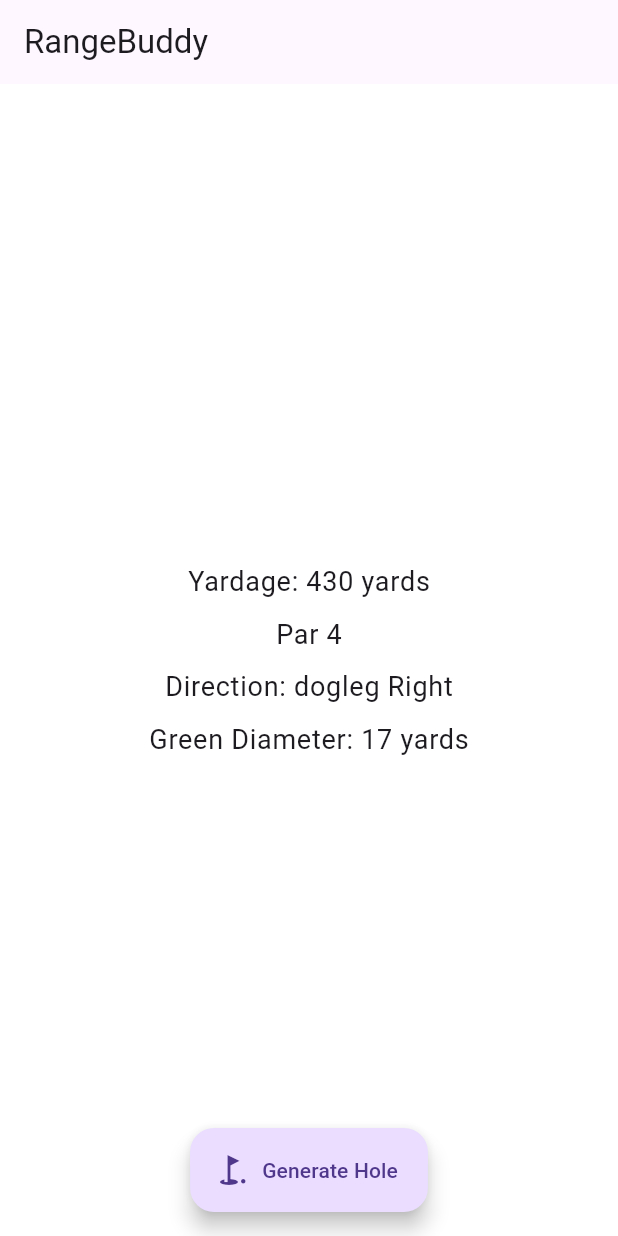
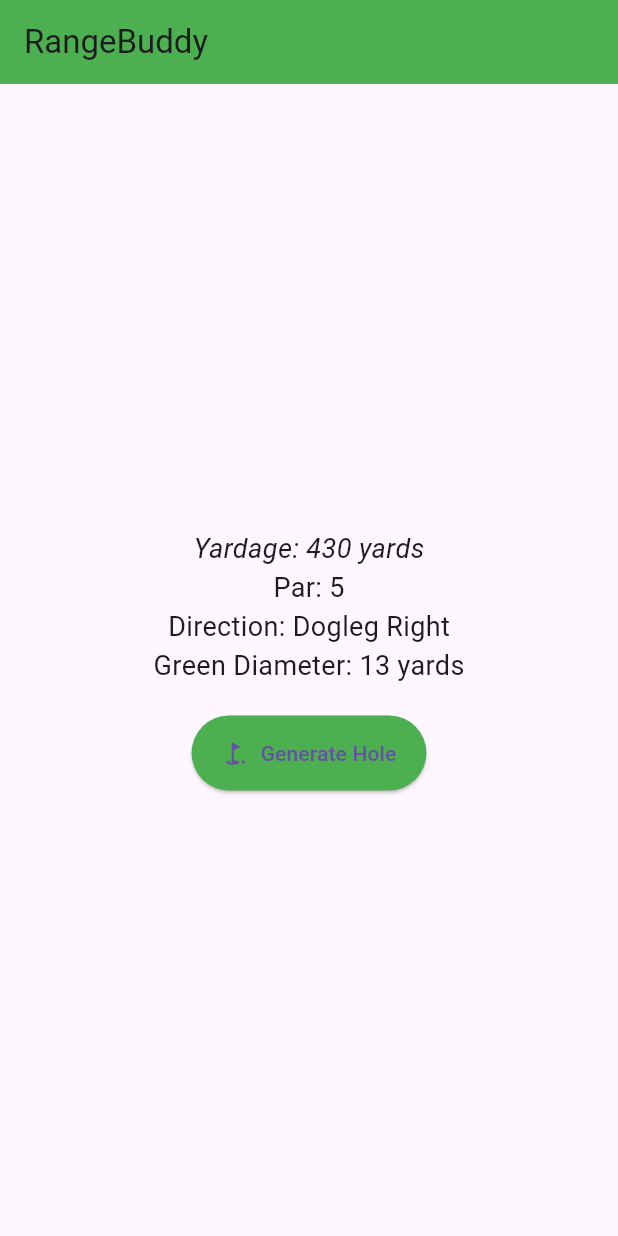
Before and after one commit to jadenkinney-cmyk/RangeBuddy, a Flutter app: the screen it shows after launch, after a tap on "Generate Hole", on a phone screen of 412 x 824 dp. Run offline on Flutter 3.47's test engine with Material 3 defaults, Android fonts, the phone set to English and light mode, and no system bars.

Commit message:
Add codemagic.yaml and update main.dart for iOS workflow

```diff
--- a/codemagic.yaml
+++ b/codemagic.yaml
@@ -20,4 +20,4 @@ workflows:
     publishing:
       email:
         recipients:
-          - jaden.kinney@gmail.com
+          - presidentjrk@icloud.com
--- a/lib/main.dart
+++ b/lib/main.dart
@@ -1,5 +1,5 @@
+import 'package:flutter/material.dart';
 import 'dart:math';
-import 'package:flutter/material.dart';
 
 void main() {
   runApp(const RangeBuddyApp());
@@ -14,11 +14,6 @@ class RangeBuddyApp extends StatelessWidget {
       title: 'RangeBuddy',
       theme: ThemeData(
         primarySwatch: Colors.green,
-        scaffoldBackgroundColor: Colors.white,
-        textTheme: const TextTheme(
-          headlineMedium: TextStyle(fontSize: 24, fontWeight: FontWeight.bold),
-          bodyLarge: TextStyle(fontSize: 18),
-        ),
       ),
       home: const HoleGeneratorScreen(),
     );
@@ -38,38 +33,13 @@ class _HoleGeneratorScreenState extends State<HoleGeneratorScreen> {
   String direction = '';
   String greenDiameter = '';
 
-  final Random random = Random();
-
   void generateHole() {
-    // Generate yardage: 130-550 inclusive
-    int newYardage = random.nextInt(421) + 130; // 550 - 130 + 1 = 421
-
-    // Determine par based on yardage
-    String newPar = '';
-    if (newYardage >= 130 && newYardage <= 200) {
-      newPar = '3';
-    } else if (newYardage >= 201 && newYardage <= 239) {
-      newPar = random.nextBool() ? '3' : '4';
-    } else if (newYardage >= 240 && newYardage <= 439) {
-      newPar = '4';
-    } else if (newYardage >= 440 && newYardage <= 459) {
-      newPar = random.nextBool() ? '4' : '5';
-    } else if (newYardage >= 460 && newYardage <= 550) {
-      newPar = '5';
-    }
-
-    // Generate direction
-    List<String> directions = ['dogleg Left', 'Straight', 'dogleg Right'];
-    String newDirection = directions[random.nextInt(directions.length)];
-
-    // Generate green diameter: 10-20 inclusive
-    int newGreenDiameter = random.nextInt(11) + 10;
-
+    final random = Random();
     setState(() {
-      yardage = '$newYardage yards';
-      par = 'Par $newPar';
-      direction = newDirection;
-      greenDiameter = '$newGreenDiameter yards';
+      yardage = (130 + random.nextInt(421)).toString(); // 130-550 yards
+      par = (3 + random.nextInt(3)).toString(); // Par 3-5
+      direction = ['Straight', 'Dogleg Left', 'Dogleg Right'][random.nextInt(3)];
+      greenDiameter = (10 + random.nextInt(11)).toString(); // 10-20 yards
     });
   }
 
@@ -78,37 +48,34 @@ class _HoleGeneratorScreenState extends State<HoleGeneratorScreen> {
     return Scaffold(
       appBar: AppBar(
         title: const Text('RangeBuddy'),
+        backgroundColor: Colors.green,
       ),
-      body: Padding(
-        padding: const EdgeInsets.all(16.0),
-        child: Center(
+      body: Center(
         child: Column(
           mainAxisAlignment: MainAxisAlignment.center,
           children: [
-              if (yardage.isEmpty)
-                const Text(
-                  'Press Generate to start!',
-                  style: TextStyle(fontSize: 20, fontStyle: FontStyle.italic),
+            Text(
+              yardage.isEmpty ? 'Press Generate to start!' : 'Yardage: $yardage yards',
+              style: const TextStyle(fontSize: 18, fontStyle: FontStyle.italic),
             ),
             if (yardage.isNotEmpty) ...[
-                Text('Yardage: $yardage', style: Theme.of(context).textTheme.bodyLarge),
-                const SizedBox(height: 8),
-                Text(par, style: Theme.of(context).textTheme.bodyLarge),
-                const SizedBox(height: 8),
-                Text('Direction: $direction', style: Theme.of(context).textTheme.bodyLarge),
-                const SizedBox(height: 8),
-                Text('Green Diameter: $greenDiameter', style: Theme.of(context).textTheme.bodyLarge),
+              Text('Par: $par', style: const TextStyle(fontSize: 18)),
+              Text('Direction: $direction', style: const TextStyle(fontSize: 18)),
+              Text('Green Diameter: $greenDiameter yards', style: const TextStyle(fontSize: 18)),
             ],
+            const SizedBox(height: 20),
+            ElevatedButton.icon(
+              onPressed: generateHole,
+              icon: const Icon(Icons.golf_course),
+              label: const Text('Generate Hole'),
+              style: ElevatedButton.styleFrom(
+                backgroundColor: Colors.green,
+                padding: const EdgeInsets.symmetric(horizontal: 20, vertical: 15),
+              ),
+            ),
           ],
         ),
       ),
-      ),
-      floatingActionButton: FloatingActionButton.extended(
-        onPressed: generateHole,
-        label: const Text('Generate Hole'),
-        icon: const Icon(Icons.golf_course),
-      ),
-      floatingActionButtonLocation: FloatingActionButtonLocation.centerFloat,
     );
   }
 }
```
Lines whose indentation alone changed are shown as unchanged.
